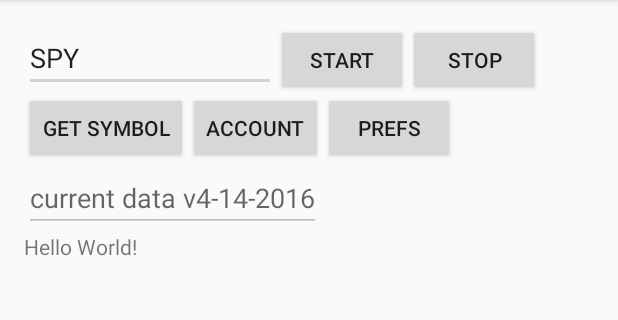
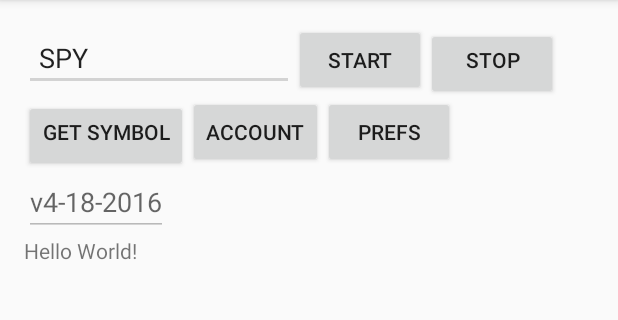
Before and after one commit to mikemey01/Markets, an Android app: the screen it shows after launch (MainActivity), on a phone screen of 412 x 824 dp, the part 84-404 px from its top. Run offline under Robolectric (Android 15) with nearby library versions, the phone set to English and light mode, and no system bars; 6 statements that could not run were skipped.

Commit message:
added commissions to paper account and changed to linear layout for main activity

```diff
--- a/app/src/main/java/com/chariotinstruments/markets/PaperAccount.java
+++ b/app/src/main/java/com/chariotinstruments/markets/PaperAccount.java
@@ -49,14 +49,15 @@ public class PaperAccount {
         editor.commit();
     }
 
-    public void setAccountBalanceChange(double changeAmount){
+    public void setAccountBalanceChange(double changeAmount, double qty){
         double newBalance = 0.0;
+        double commissions = (qty * .65) + 4.95;
 
         //get current account balance
         double curBalance = getPaperAccountBalance();
 
         //set the new balance
-        newBalance = curBalance + changeAmount;
+        newBalance = curBalance + changeAmount + commissions;
 
         //save it
         setPaperAccountBalance(newBalance);
--- a/app/src/main/java/com/chariotinstruments/markets/PhaseTwoControl.java
+++ b/app/src/main/java/com/chariotinstruments/markets/PhaseTwoControl.java
@@ -240,7 +240,7 @@ public class PhaseTwoControl implements ParseOpenPosition.ParseOpenPositionAsync
 
     private void paperCloseTrade(double gainLoss){
         PaperAccount paper = new PaperAccount(uiActivity);
-        paper.setAccountBalanceChange(gainLoss*10*100);
+        paper.setAccountBalanceChange(gainLoss*10*100, 10);
 
         this.console.setText("Trade complete for a gain/loss of " + Double.toString(gainLoss*10*100));
     }
--- a/app/src/main/res/layout/activity_main.xml
+++ b/app/src/main/res/layout/activity_main.xml
@@ -1,5 +1,5 @@
 <?xml version="1.0" encoding="utf-8"?>
-<RelativeLayout xmlns:android="http://schemas.android.com/apk/res/android"
+<LinearLayout xmlns:android="http://schemas.android.com/apk/res/android"
     xmlns:tools="http://schemas.android.com/tools"
     android:layout_width="match_parent"
     android:layout_height="wrap_content"
@@ -7,50 +7,59 @@
     android:paddingLeft="@dimen/activity_horizontal_margin"
     android:paddingRight="@dimen/activity_horizontal_margin"
     android:paddingTop="@dimen/activity_vertical_margin"
+    android:orientation="vertical"
     tools:context="com.chariotinstruments.markets.MainActivity">
+
+    <LinearLayout
+        android:layout_width="match_parent"
+        android:layout_height="wrap_content"
+        android:layout_weight="1">
 
         <EditText
             android:id="@+id/symbolEditText"
             android:layout_width="wrap_content"
             android:layout_height="wrap_content"
+            android:padding="10dip"
             android:inputType="text"
             android:hint="Enter Ticker Symbol" />
 
         <Button
             android:id="@+id/startButton"
             android:text="Start"
-        android:paddingTop="10dp"
-        android:paddingBottom="10dp"
             android:onClick="startProcess"
             android:layout_width="wrap_content"
             android:layout_height="wrap_content"
+            android:padding="10dip"
             android:layout_toRightOf="@+id/symbolEditText"/>
 
         <Button
             android:id="@+id/stopButton"
             android:text="Stop"
-        android:paddingTop="10dp"
-        android:paddingBottom="10dp"
             android:onClick="stopProcess"
             android:layout_width="wrap_content"
             android:layout_height="wrap_content"
+            android:paddingBottom="@dimen/activity_vertical_margin"
             android:layout_toRightOf="@+id/startButton"/>
+
+    </LinearLayout>
+
+    <LinearLayout
+        android:layout_width="match_parent"
+        android:layout_height="wrap_content"
+        android:layout_weight="1">
 
         <Button
             android:id="@+id/getSymbolDataButton"
             android:text="Get Symbol"
-        android:paddingTop="10dp"
-        android:paddingBottom="10dp"
             android:onClick="getSymbolData"
             android:layout_width="wrap_content"
             android:layout_height="wrap_content"
+            android:paddingBottom="@dimen/activity_vertical_margin"
             android:layout_below="@+id/symbolEditText"/>
 
         <Button
             android:id="@+id/accountDataButton"
             android:text="Account"
-        android:paddingTop="10dp"
-        android:paddingBottom="10dp"
             android:onClick="getAccountData"
             android:layout_width="wrap_content"
             android:layout_height="wrap_content"
@@ -60,22 +69,32 @@
         <Button
             android:id="@+id/prefsButton"
             android:text="Prefs"
-        android:paddingTop="10dp"
-        android:paddingBottom="10dp"
             android:onClick="getPrefsActivity"
             android:layout_width="wrap_content"
             android:layout_height="wrap_content"
             android:layout_toRightOf="@+id/accountDataButton"
             android:layout_below="@+id/symbolEditText"/>
 
+    </LinearLayout>
+
+    <LinearLayout
+        android:layout_width="match_parent"
+        android:layout_height="wrap_content"
+        android:layout_weight="2">
 
         <EditText
             android:id="@+id/currentTextBox"
             android:layout_width="wrap_content"
             android:layout_height="wrap_content"
             android:layout_below="@+id/getSymbolDataButton"
-        android:hint="current data v4-14-2016"/>
+            android:hint="v4-18-2016"/>
+    </LinearLayout>
 
+
+    <LinearLayout
+        android:layout_width="match_parent"
+        android:layout_height="wrap_content"
+        android:layout_weight="3">
         <TextView
             android:id="@+id/dataTextView"
             android:layout_width="wrap_content"
@@ -83,4 +102,6 @@
             android:layout_below="@+id/currentTextBox"
             android:text="Hello World!"
             android:scrollbars="vertical"/>
-</RelativeLayout>
+
+    </LinearLayout>
+</LinearLayout>
```
Lines whose indentation alone changed are shown as unchanged.
